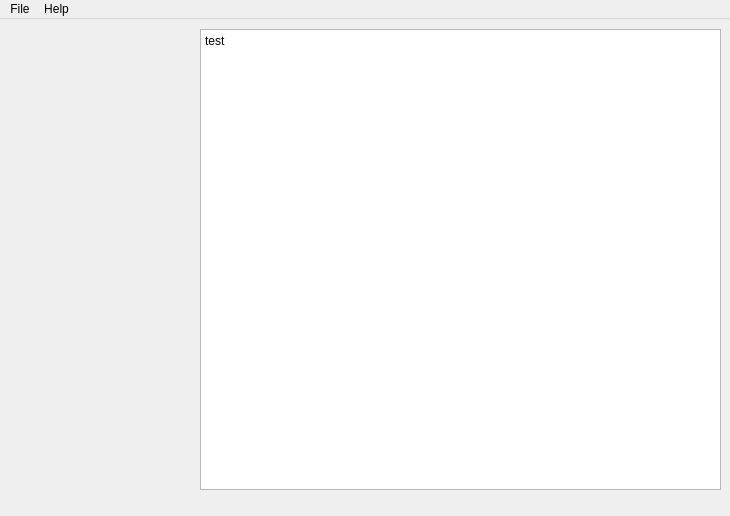
This is detect.ui in showp1984/bricked-installer as Qt 5 draws it before an edit. The edited form follows.
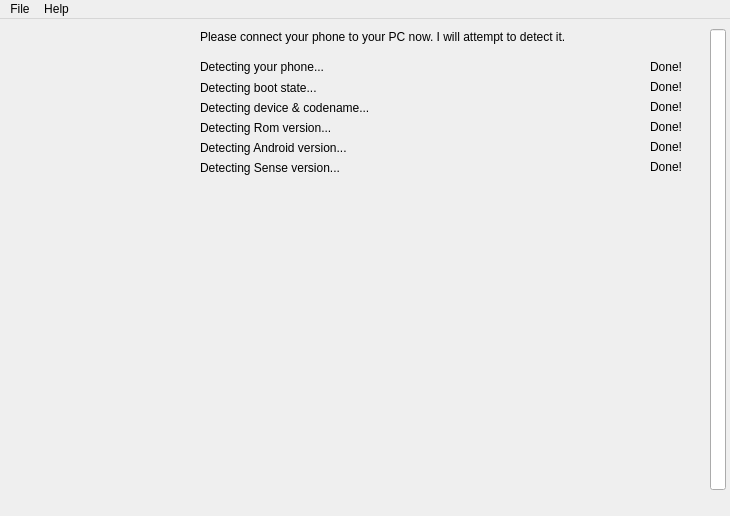
This is the edited form. Icons and pictures are not drawn.

Commit message:
detect: read out phone details
serial nr, state, device, codename, rom version, sense version and
android version are now being read out.
Animate everything with a progress bar and display the current status
though the showing/hiding of labels.
Also modify the timer so that the first search will start faster.

The edit to the form file:
```diff
--- a/detect.ui
+++ b/detect.ui
@@ -43,17 +43,207 @@
 &lt;p style=&quot; margin-top:0px; margin-bottom:0px; margin-left:0px; margin-right:0px; -qt-block-indent:0; text-indent:0px;&quot;&gt;&lt;img src=&quot;:/res/img_us/img_us/skyscraper.png&quot; /&gt;&lt;/p&gt;&lt;/body&gt;&lt;/html&gt;</string>
     </property>
    </widget>
-   <widget class="QPlainTextEdit" name="out">
+   <widget class="QLabel" name="lbl_detectphone">
+    <property name="geometry">
+     <rect>
+      <x>200</x>
+      <y>40</y>
+      <width>361</width>
+      <height>16</height>
+     </rect>
+    </property>
+    <property name="text">
+     <string>Detecting your phone...</string>
+    </property>
+   </widget>
+   <widget class="QLabel" name="lbl_plugin">
     <property name="geometry">
      <rect>
       <x>200</x>
       <y>10</y>
       <width>521</width>
+      <height>16</height>
+     </rect>
+    </property>
+    <property name="text">
+     <string>Please connect your phone to your PC now. I will attempt to detect it.</string>
+    </property>
+   </widget>
+   <widget class="QProgressBar" name="bar_detectphone">
+    <property name="geometry">
+     <rect>
+      <x>710</x>
+      <y>10</y>
+      <width>16</width>
       <height>461</height>
      </rect>
     </property>
-    <property name="plainText">
-     <string>test</string>
+    <property name="minimum">
+     <number>0</number>
+    </property>
+    <property name="maximum">
+     <number>100</number>
+    </property>
+    <property name="value">
+     <number>0</number>
+    </property>
+    <property name="textVisible">
+     <bool>false</bool>
+    </property>
+    <property name="orientation">
+     <enum>Qt::Vertical</enum>
+    </property>
+    <property name="invertedAppearance">
+     <bool>true</bool>
+    </property>
+    <property name="textDirection">
+     <enum>QProgressBar::TopToBottom</enum>
+    </property>
+    <property name="format">
+     <string>%p% Done</string>
+    </property>
+   </widget>
+   <widget class="QLabel" name="lbl_detectstate">
+    <property name="geometry">
+     <rect>
+      <x>200</x>
+      <y>60</y>
+      <width>361</width>
+      <height>17</height>
+     </rect>
+    </property>
+    <property name="text">
+     <string>Detecting boot state...</string>
+    </property>
+   </widget>
+   <widget class="QLabel" name="lbl_detectdevice">
+    <property name="geometry">
+     <rect>
+      <x>200</x>
+      <y>80</y>
+      <width>361</width>
+      <height>17</height>
+     </rect>
+    </property>
+    <property name="text">
+     <string>Detecting device &amp; codename...</string>
+    </property>
+   </widget>
+   <widget class="QLabel" name="lbl_detectromversion">
+    <property name="geometry">
+     <rect>
+      <x>200</x>
+      <y>100</y>
+      <width>361</width>
+      <height>17</height>
+     </rect>
+    </property>
+    <property name="text">
+     <string>Detecting Rom version...</string>
+    </property>
+   </widget>
+   <widget class="QLabel" name="lbl_detectandroidversion">
+    <property name="geometry">
+     <rect>
+      <x>200</x>
+      <y>120</y>
+      <width>361</width>
+      <height>17</height>
+     </rect>
+    </property>
+    <property name="text">
+     <string>Detecting Android version...</string>
+    </property>
+   </widget>
+   <widget class="QLabel" name="lbl_detectsenseversion">
+    <property name="geometry">
+     <rect>
+      <x>200</x>
+      <y>140</y>
+      <width>361</width>
+      <height>17</height>
+     </rect>
+    </property>
+    <property name="text">
+     <string>Detecting Sense version...</string>
+    </property>
+   </widget>
+   <widget class="QLabel" name="lbl_donephone">
+    <property name="geometry">
+     <rect>
+      <x>650</x>
+      <y>40</y>
+      <width>41</width>
+      <height>16</height>
+     </rect>
+    </property>
+    <property name="text">
+     <string>Done!</string>
+    </property>
+   </widget>
+   <widget class="QLabel" name="lbl_donestate">
+    <property name="geometry">
+     <rect>
+      <x>650</x>
+      <y>60</y>
+      <width>41</width>
+      <height>16</height>
+     </rect>
+    </property>
+    <property name="text">
+     <string>Done!</string>
+    </property>
+   </widget>
+   <widget class="QLabel" name="lbl_donedevcode">
+    <property name="geometry">
+     <rect>
+      <x>650</x>
+      <y>80</y>
+      <width>41</width>
+      <height>16</height>
+     </rect>
+    </property>
+    <property name="text">
+     <string>Done!</string>
+    </property>
+   </widget>
+   <widget class="QLabel" name="lbl_donerom">
+    <property name="geometry">
+     <rect>
+      <x>650</x>
+      <y>100</y>
+      <width>41</width>
+      <height>16</height>
+     </rect>
+    </property>
+    <property name="text">
+     <string>Done!</string>
+    </property>
+   </widget>
+   <widget class="QLabel" name="lbl_doneandroid">
+    <property name="geometry">
+     <rect>
+      <x>650</x>
+      <y>120</y>
+      <width>41</width>
+      <height>16</height>
+     </rect>
+    </property>
+    <property name="text">
+     <string>Done!</string>
+    </property>
+   </widget>
+   <widget class="QLabel" name="lbl_donesense">
+    <property name="geometry">
+     <rect>
+      <x>650</x>
+      <y>140</y>
+      <width>41</width>
+      <height>16</height>
+     </rect>
+    </property>
+    <property name="text">
+     <string>Done!</string>
     </property>
    </widget>
   </widget>
```
The commit also changes 4 other files.
